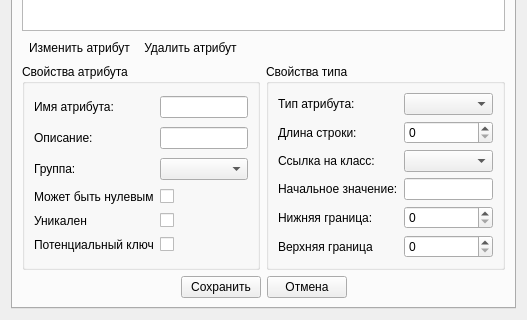
Old version of the form src/plugins/modeleride/propclass.ui in the repository rdnvndr/raindrop; both pictures show x 0 to 527 and y 161 to 481 of the 527 by 481 pixel window.
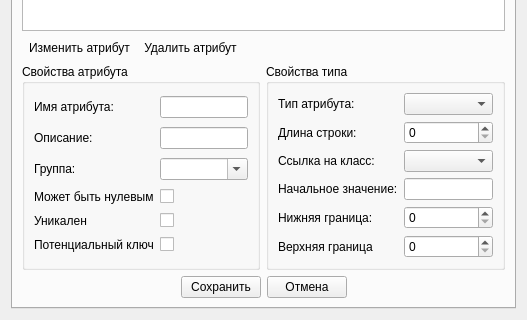
New version of the form. The open tabs and pages were chosen to show the change. Icons and pictures are not drawn. Custom widgets are drawn as their Qt base class.

What changed in the file:
```diff
--- a/src/plugins/modeleride/propclass.ui
+++ b/src/plugins/modeleride/propclass.ui
@@ -464,7 +464,11 @@
              </widget>
             </item>
             <item row="2" column="1">
-             <widget class="QComboBox" name="comboBoxAttrGroup"/>
+             <widget class="QComboBox" name="comboBoxAttrGroup">
+              <property name="editable">
+               <bool>true</bool>
+              </property>
+             </widget>
             </item>
             <item row="5" column="0">
              <widget class="QLabel" name="labelIsCandidateKey">
```
Left out of the diff: 8 changed lines with no effect on the pictures.
